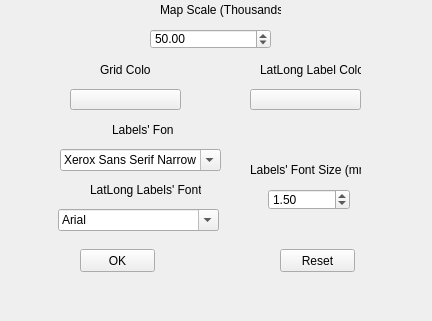
Above: gridGenerator_dockwidget_base.ui from dsgoficial/gridGenerator before the change; both pictures show x 0 to 432 and y 221 to 542 of the 432 by 542 pixel window. Below: the same form after it.
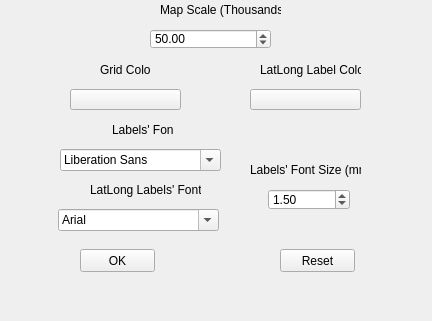
That is the form after the change. Custom widgets are drawn as their Qt base class.

What changed in the file:
```diff
--- a/gridGenerator_dockwidget_base.ui
+++ b/gridGenerator_dockwidget_base.ui
@@ -267,7 +267,12 @@
      </rect>
     </property>
     <property name="currentText">
-     <string>Xerox Sans Serif Narrow</string>
+     <string>Arial</string>
+    </property>
+    <property name="currentFont">
+     <font>
+      <family>Arial</family>
+     </font>
     </property>
    </widget>
    <widget class="QPushButton" name="resetButton">
```
